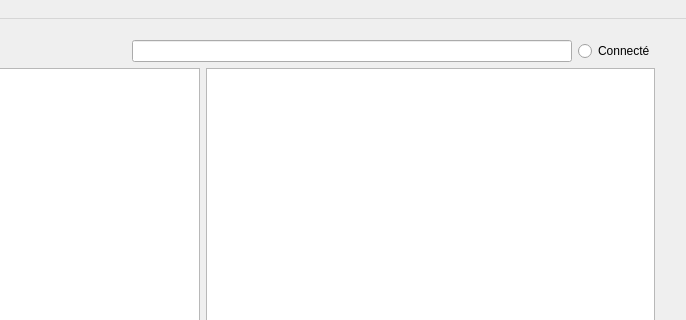
This is client/mainwindow.ui in CryptoPooki/projet_IHM_2 as Qt 5 draws it before an edit; both pictures show x 319 to 1005 and y 0 to 320 of the 1005 by 618 pixel window. The edited form follows.
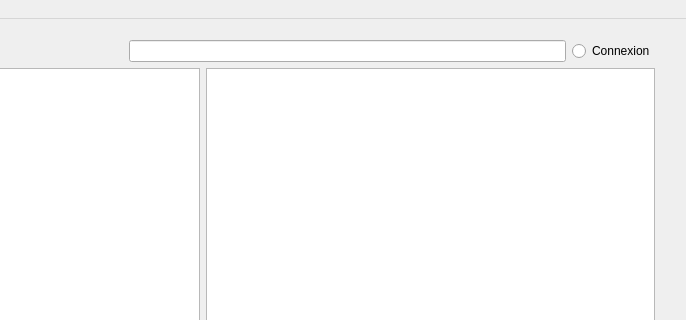
This is the edited form.

```diff
--- a/client/mainwindow.ui
+++ b/client/mainwindow.ui
@@ -45,7 +45,7 @@
        <item>
         <widget class="QRadioButton" name="Connexion">
          <property name="text">
-          <string>Connecté</string>
+          <string>Connexion</string>
          </property>
         </widget>
        </item>
```
